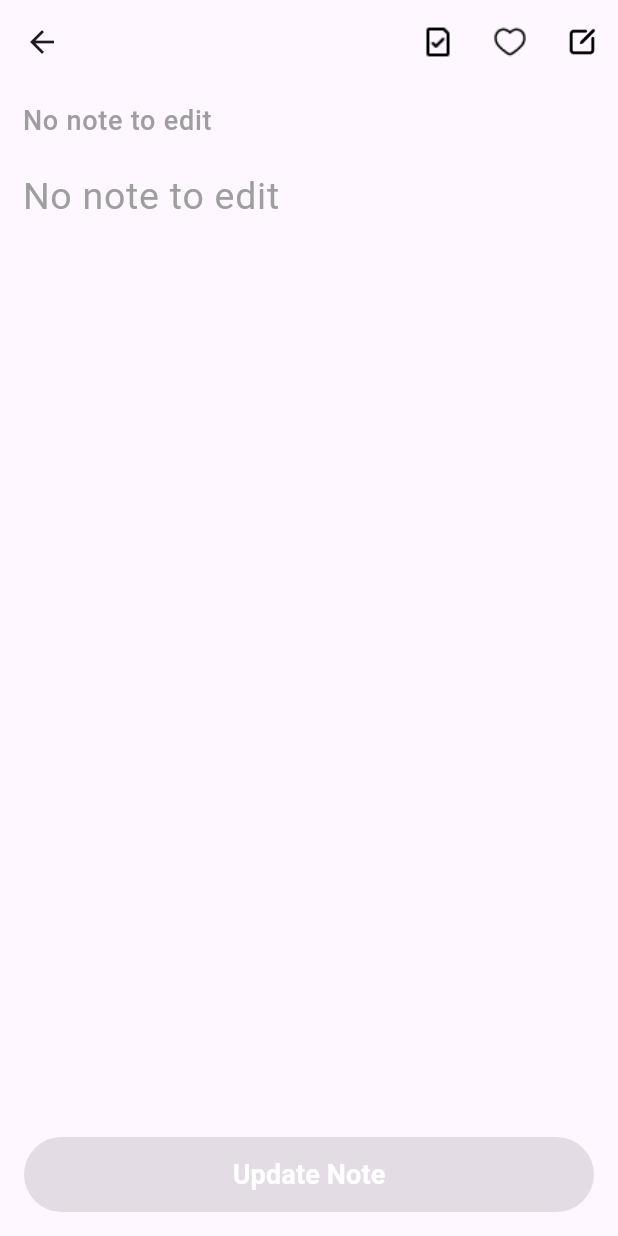
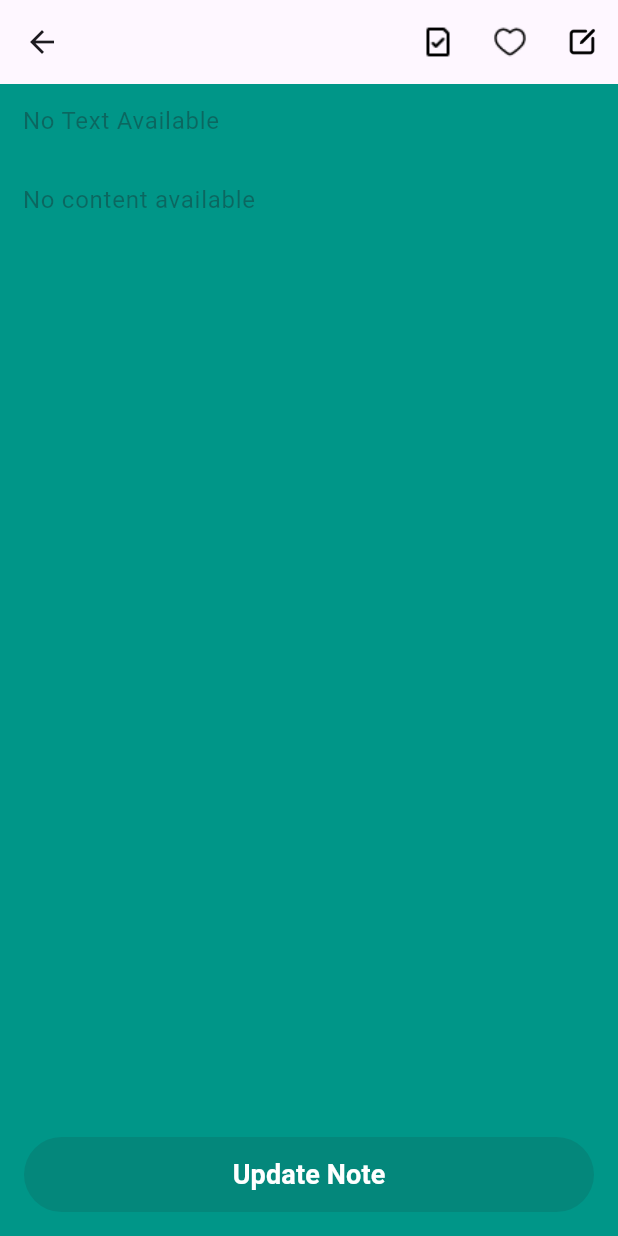
Before and after one commit to Laraib-Memon3/notes, a Flutter app: the EditNoteScreen screen opened directly, on a phone screen of 412 x 824 dp. Run offline on Flutter 3.47's test engine with Material 3 defaults, Android fonts, the phone set to English and light mode, and no system bars; our stand-ins replace google_fonts.

Commit message:
Resolve some bugs

```diff
--- a/lib/providers/note_provider.dart
+++ b/lib/providers/note_provider.dart
@@ -17,6 +17,7 @@ class NoteProvider with ChangeNotifier {
       _notes[index] = updatedNote;
       notifyListeners();
     }
+    notifyListeners();
   }
 
   void deleteNote(Note note) {
--- a/lib/screens/Home_Screen.dart
+++ b/lib/screens/Home_Screen.dart
@@ -1,4 +1,5 @@
 import 'package:flutter/material.dart';
+import 'package:notes/Widgets/note_card.dart';
 import 'package:notes/models/note.dart';
 import 'package:notes/providers/note_provider.dart';
 import 'package:notes/screens/add_note_screen.dart';
@@ -74,25 +75,25 @@ class HomeScreen extends StatelessWidget {
   }
 }
 
-class NoteCard extends StatelessWidget {
-  final Note note;
-  final Function(Note) onDelete;
+// class NoteCard extends StatelessWidget {
+//   final Note note;
+//   final Function(Note) onDelete;
 
-  const NoteCard({required this.note, required this.onDelete, Key? key})
-      : super(key: key);
+//   const NoteCard({required this.note, required this.onDelete, super.key});
 
-  @override
-  Widget build(BuildContext context) {
-    return Card(
-      margin: EdgeInsets.symmetric(vertical: 8.0),
-      child: ListTile(
-        title: Text(note.title),
-        subtitle: Text(note.content),
-        trailing: IconButton(
-          icon: Icon(Icons.delete, color: Colors.red),
-          onPressed: () => onDelete(note),
-        ),
-      ),
-    );
-  }
-}
+//   @override
+//   Widget build(BuildContext context) {
+//     return Card(
+//       color: Colors.teal,
+//       margin: EdgeInsets.symmetric(vertical: 8.0),
+//       child: ListTile(
+//         title: Text(note.title),
+//         subtitle: Text(note.content),
+//         trailing: IconButton(
+//           icon: Icon(Icons.delete, color: Colors.red),
+//           onPressed: () => onDelete(note),
+//         ),
+//       ),
+//     );
+//   }
+// }
--- a/lib/screens/edit_note.dart
+++ b/lib/screens/edit_note.dart
@@ -9,22 +9,39 @@ class EditNoteScreen extends StatefulWidget {
   const EditNoteScreen({super.key, this.note});
 
   @override
-  _EditNoteScreenState createState() => _EditNoteScreenState();
+  State<EditNoteScreen> createState() => _EditNoteScreenState();
 }
 
 class _EditNoteScreenState extends State<EditNoteScreen> {
-  late TextEditingController _titleController;
-  late TextEditingController _contentController;
+  TextEditingController _titleController = TextEditingController();
+  TextEditingController _contentController = TextEditingController();
   bool _isEditing = false;
-  late bool _hasNote;
+  bool _hasNote = false;
 
   @override
   void initState() {
+    WidgetsBinding.instance.addPostFrameCallback((_) {
+      initVairbales();
+    });
     super.initState();
+  }
+
+  initVairbales() {
     _hasNote = widget.note != null;
-    _titleController = TextEditingController(text: widget.note?.title ?? '');
-    _contentController = TextEditingController(text: widget.note?.content ?? '');
-    _isEditing = !_hasNote;
+    _isEditing = _hasNote;
+    //print
+    print("Has note: $_hasNote");
+    print("Is editing: $_isEditing");
+    if (_hasNote && widget.note != null) {
+      _titleController.text = widget.note!.title;
+      _contentController.text = widget.note!.content;
+      setState(() {
+
+      });
+    } else if (widget.note == null) {
+      _titleController.text = 'No Text Available';
+      _contentController.text = 'No content available';
+    }
   }
 
   @override
@@ -35,18 +52,20 @@ class _EditNoteScreenState extends State<EditNoteScreen> {
   }
 
   bool _isValidInput() {
-    return _titleController.text.isNotEmpty && _contentController.text.isNotEmpty;
+    return _titleController.text.isNotEmpty &&
+        _contentController.text.isNotEmpty;
   }
 
   @override
   Widget build(BuildContext context) {
     final noteProvider = Provider.of<NoteProvider>(context, listen: false);
 
-
-    final canSave = (_isEditing && _hasNote && _isValidInput()) ||
+    final canSave =
+        (_isEditing && _hasNote && _isValidInput()) ||
         (!_hasNote && _isValidInput());
 
     return Scaffold(
+      backgroundColor: Colors.teal,
       appBar: AppBar(
         leading: IconButton(
           icon: Icon(Icons.arrow_back),
@@ -69,7 +88,10 @@ class _EditNoteScreenState extends State<EditNoteScreen> {
                         content: _contentController.text,
                       );
                       if (!_hasNote) {
-                        noteProvider.addNote(updatedNote.title, updatedNote.content);
+                        noteProvider.addNote(
+                          updatedNote.title,
+                          updatedNote.content,
+                        );
                       } else {
                         noteProvider.updateNote(updatedNote);
                       }
@@ -111,7 +133,7 @@ class _EditNoteScreenState extends State<EditNoteScreen> {
                 hintText: _hasNote ? 'Title' : 'No note to edit',
                 hintStyle: TextStyle(
                   fontSize: 18,
-                  color: Colors.grey,
+                  color: Colors.black,
                   fontWeight: FontWeight.w500,
                 ),
                 border: InputBorder.none,
@@ -124,7 +146,9 @@ class _EditNoteScreenState extends State<EditNoteScreen> {
               controller: _contentController,
               enabled: _isEditing && _hasNote,
               decoration: InputDecoration(
-                hintText: _hasNote ? 'Edit your note here...' : 'No note to edit',
+                hintText: _hasNote
+                    ? 'Edit your note here...'
+                    : 'No note to edit',
                 hintStyle: TextStyle(
                   fontSize: 25,
                   color: Colors.grey,
@@ -155,14 +179,18 @@ class _EditNoteScreenState extends State<EditNoteScreen> {
                         content: _contentController.text,
                       );
                       if (!_hasNote) {
-                        noteProvider.addNote(updatedNote.title, updatedNote.content);
+                        noteProvider.addNote(
+                          updatedNote.title,
+                          updatedNote.content,
+                        );
                       } else {
+                        //print
+                        print("Updating note: ${updatedNote.title}");
                         noteProvider.updateNote(updatedNote);
                       }
                       Navigator.of(context).pop();
                     } catch (e) {
                       print("Update error: $e");
-
                     }
                   }
                 : null,
```
Also changed, not shown: lib/Widgets/note_card.dart (+14 -10 lines).
